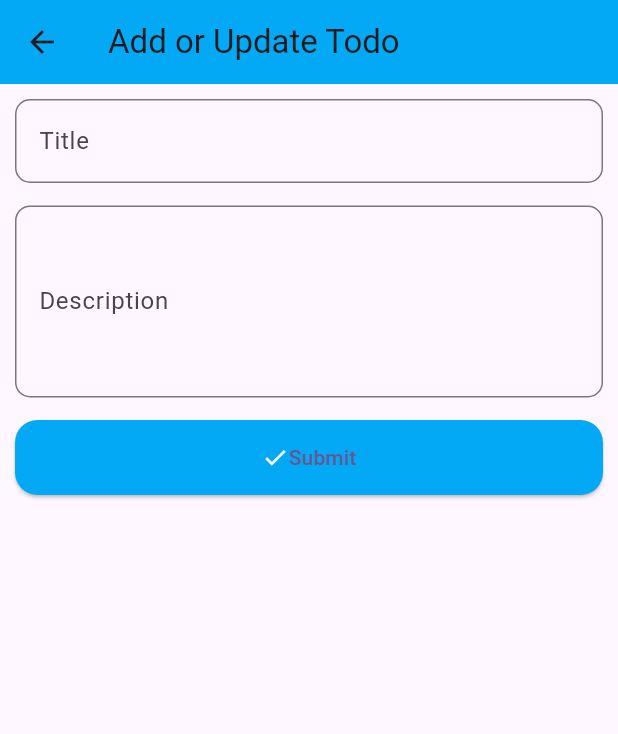
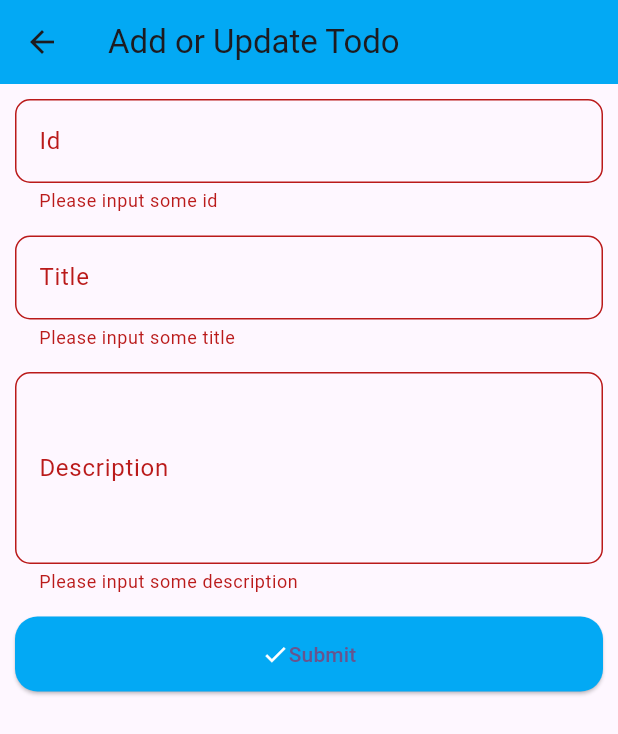
Before and after one commit to Amir-Hossin-pr/Todo_BloC, a Flutter app: the UpsertTodoScreen screen opened directly, after a tap on "Submit", on a phone screen of 412 x 824 dp. Shown: the top 734 px of the screen. Run offline on Flutter 3.47's test engine with Material 2 defaults, Android fonts, the phone set to English and light mode, and no system bars; our stand-ins replace bloc, equatable, flutter_bloc.

Commit message:
submit todo

```diff
--- a/todo/lib/pages/upsert/upsert_todo.dart
+++ b/todo/lib/pages/upsert/upsert_todo.dart
@@ -1,4 +1,7 @@
 import 'package:flutter/material.dart';
+import 'package:flutter_bloc/flutter_bloc.dart';
+import 'package:todo/bloc/bloc/todo_bloc.dart';
+import 'package:todo/models/todo.dart';
 import 'package:todo/pages/widget/button.dart';
 import 'package:todo/pages/widget/input.dart';
 
@@ -6,8 +9,12 @@ class UpsertTodoScreen extends StatelessWidget {
   UpsertTodoScreen({super.key});
 
   //? Controllers
+  final id = TextEditingController();
   final title = TextEditingController();
   final description = TextEditingController();
+
+  //? Key
+  final GlobalKey<FormState> key = GlobalKey<FormState>();
 
   @override
   Widget build(BuildContext context) {
@@ -16,17 +23,44 @@ class UpsertTodoScreen extends StatelessWidget {
         title: const Text('Add or Update Todo'),
         backgroundColor: Colors.lightBlue,
       ),
-      body: Container(
+      body: BlocListener<TodoBloc, TodoState>(
+        listener: (context, state) {
+          if (state is TodoLoaded) {
+            id.text = '';
+            title.text = '';
+            description.text = '';
+            ScaffoldMessenger.of(context).showSnackBar(
+              const SnackBar(
+                content: Text('Success fully add todo'),
+              ),
+            );
+            Navigator.pop(context);
+          }
+        },
+        child: Container(
           margin: const EdgeInsets.all(10),
+          child: Form(
+              key: key,
+              autovalidateMode: AutovalidateMode.onUserInteraction,
               child: Column(
                 children: [
+                  InputOutline(
+                      clearable: true,
+                      controller: id,
+                      hint: 'Id',
+                      lable: 'Id',
+                      maxLines: 1,
+                      isRequired: true,
+                      errorText: 'Please input some id'),
+                  const SizedBox(height: 15),
                   InputOutline(
                       clearable: true,
                       controller: title,
                       hint: 'Title',
                       lable: 'Title',
                       maxLines: 1,
-                isRequired: true),
+                      isRequired: true,
+                      errorText: 'Please input some title'),
                   const SizedBox(height: 15),
                   InputOutline(
                       clearable: true,
@@ -34,18 +68,34 @@ class UpsertTodoScreen extends StatelessWidget {
                       hint: 'Description',
                       lable: 'Description',
                       maxLines: 4,
-                isRequired: true),
+                      isRequired: true,
+                      errorText: 'Please input some description'),
                   const SizedBox(height: 15),
                   Button(
-              onPressed: () {},
+                    onPressed: () => _submitTodo(context),
                     color: Colors.lightBlue,
                     lable: 'Submit',
                     icon: const Icon(Icons.check),
                     borderRadius: 15,
                   )
                 ],
+              )),
+        ),
+      ),
+    );
+  }
+
+  void _submitTodo(BuildContext contex) {
+    if (key.currentState!.validate()) {
+      contex.read<TodoBloc>().add(
+            AddTodo(
+              todo: TodoModel(
+                title: title.text,
+                description: description.text,
+                id: id.text,
               ),
             ),
           );
     }
   }
+}
```
Lines whose indentation alone changed are shown as unchanged.
